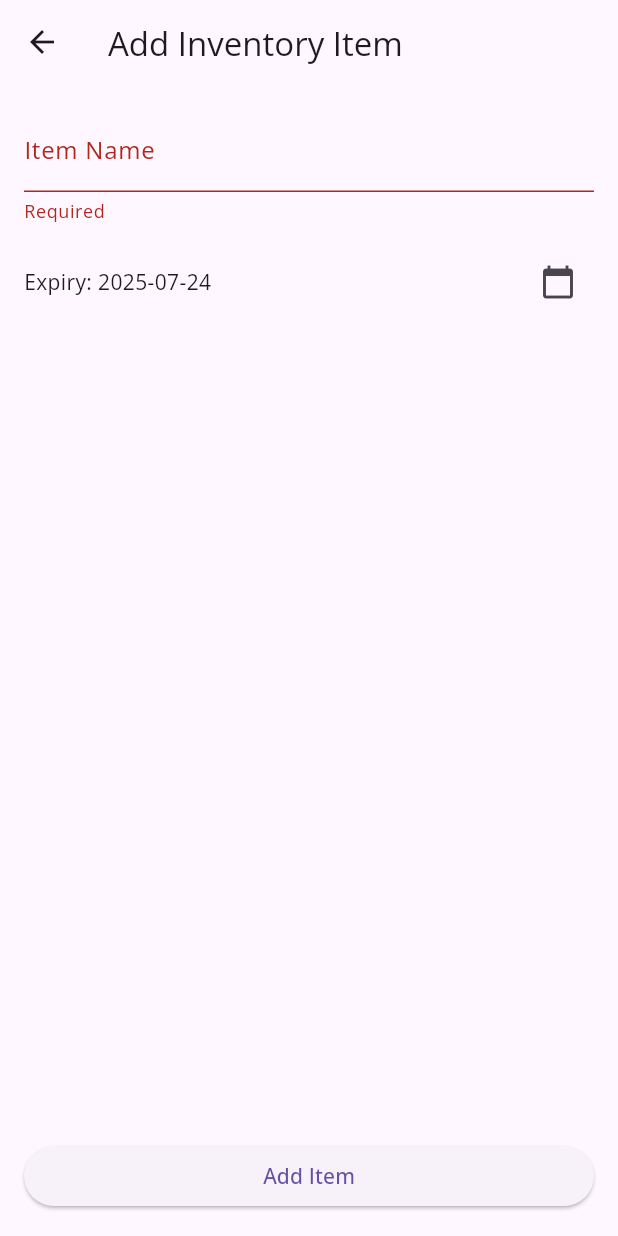
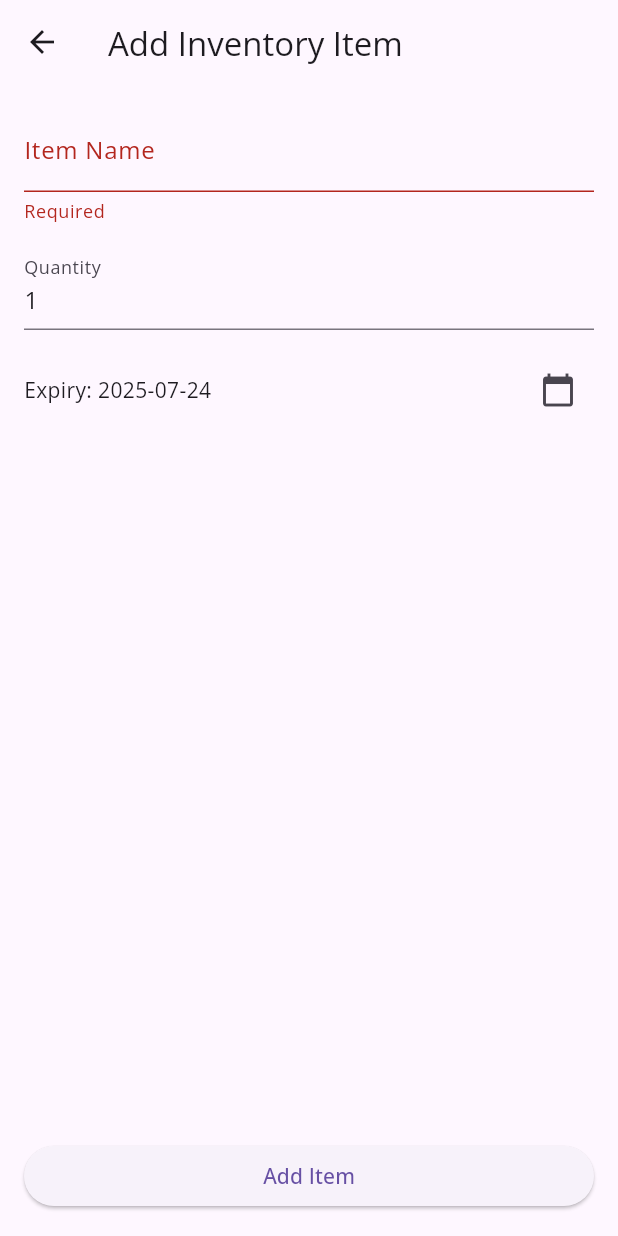
Before and after one commit to RespectAi/Final-Project-, a Flutter app: the AddItemPage screen opened by its route, after a tap on "Add Item", on a phone screen of 412 x 824 dp. Run offline on Flutter 3.47's test engine with Material 3 defaults, Android fonts, the phone set to English and light mode, and no system bars; our stand-ins replace google_fonts, supabase_flutter; accounts and stored records are empty; network calls fail.

Commit message:
Refactor code structure and clean up unused import

```diff
--- a/wasteless/lib/main.dart
+++ b/wasteless/lib/main.dart
@@ -53,12 +53,13 @@ class HomePage extends StatefulWidget {
 class _HomePageState extends State<HomePage> {
   int _currentIndex = 0;
   final List<Widget> _pages = [];
+  final GlobalKey<InventoryListState> _invKey = GlobalKey();
 
   @override
   void initState() {
     super.initState();
     _pages.addAll([
-      InventoryList(supa: widget.supa),
+      InventoryList(key: _invKey, supa: widget.supa),
       WasteLogPage(supa: widget.supa),
       DonationPage(supa: widget.supa),
     ]);
@@ -88,8 +89,7 @@ class _HomePageState extends State<HomePage> {
               child: Icon(Icons.add),
               onPressed: () {
                 Navigator.pushNamed(context, AddItemPage.route).then((_) {
-                  // after adding, refresh inventory:
-                  setState(() {});
+                  _invKey.currentState?.refresh();
                 });
               },
             )
--- a/wasteless/lib/pages/add_item_page.dart
+++ b/wasteless/lib/pages/add_item_page.dart
@@ -14,11 +14,12 @@ class _AddItemPageState extends State<AddItemPage> {
   final _formKey = GlobalKey<FormState>();
   String _name = '';
   DateTime _expiry = DateTime.now().add(Duration(days: 7));
+  int _quantity = 1;
 
   Future<void> _submit() async {
     if (!_formKey.currentState!.validate()) return;
     _formKey.currentState!.save();
-    await widget.supa.addItem(name: _name, expiry: _expiry);
+    await widget.supa.addItem(name: _name, expiry: _expiry, quantity: _quantity);
     Navigator.pop(context);
   }
 
@@ -38,6 +39,18 @@ class _AddItemPageState extends State<AddItemPage> {
                 onSaved: (v) => _name = v!.trim(),
                 validator: (v) => v!.isEmpty ? 'Required' : null,
               ),
+
+              SizedBox(height: 16),
+              TextFormField(
+                decoration: InputDecoration(labelText: 'Quantity'),
+                keyboardType: TextInputType.number,
+                initialValue: '1',
+                onSaved: (v) => _quantity = int.tryParse(v!) ?? 1,
+                validator: (v) => (int.tryParse(v!) == null || int.parse(v) < 1)
+                    ? 'Enter a positive number'
+                    : null,
+              ),
+
               SizedBox(height: 16),
               Row(
                 children: [
--- a/wasteless/lib/services/supabase_service.dart
+++ b/wasteless/lib/services/supabase_service.dart
@@ -37,11 +37,15 @@ class SupabaseService {
   }
 
   /// Insert a new inventory item FOR THIS USER
-  Future<void> addItem({required String name, required DateTime expiry}) async {
+  Future<void> addItem(
+    {required String name, required DateTime expiry, required int quantity,
+    })
+  async {
     final uid = client.auth.currentUser!.id;
     await client.from('inventory_items').insert({
       'name': name,
       'expiry_date': expiry.toIso8601String(),
+      'quantity': quantity,
       'user_id': uid, // ← stamp with user
     });
   }
```
Also changed, not shown: wasteless/lib/pages/inventory_list.dart (+8 -2 lines).
